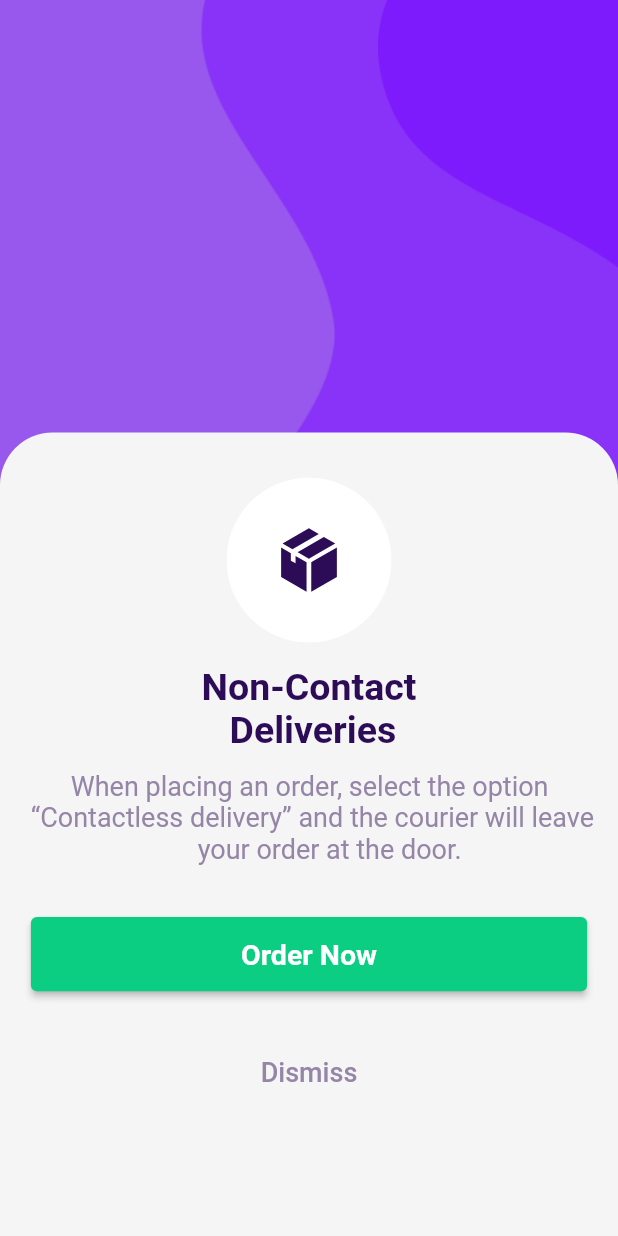
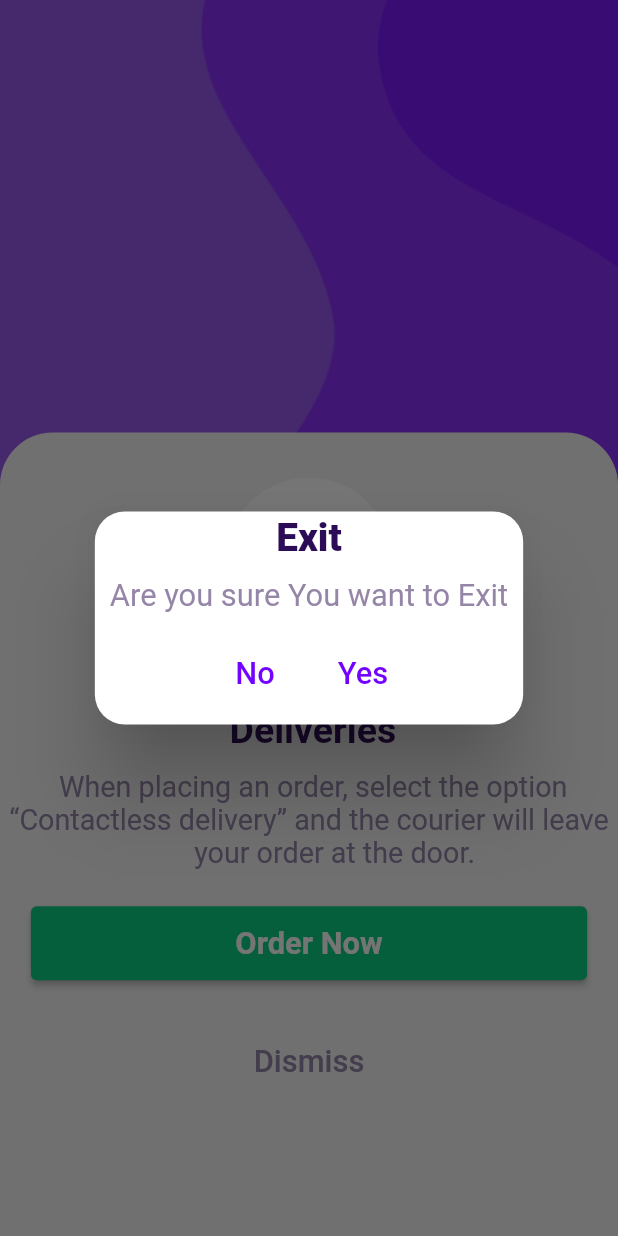
Before and after one commit to Mayuriparmar19/Ecommerce_UI, a Flutter app: the screen it shows after launch, after a tap on "Dismiss", on a phone screen of 412 x 824 dp. Run offline on Flutter 3.47's test engine with Material 2 defaults, Android fonts, the phone set to English and light mode, and no system bars; our stand-ins replace carousel_slider, flutter_svg, get, google_fonts, smooth_page_indicator; missing offline and left inert: animated_switch.

```diff
--- a/lib/Pages/first_screen.dart
+++ b/lib/Pages/first_screen.dart
@@ -1,9 +1,13 @@
 import 'package:flutter/material.dart';
+import 'package:flutter/services.dart';
 import 'package:flutter_svg/flutter_svg.dart';
 import 'package:foodapp_ui/Components/text.dart';
 import 'package:foodapp_ui/Constants/colors.dart';
 import 'package:foodapp_ui/Pages/back.dart';
 import 'package:foodapp_ui/Pages/bottom_nav.dart';
+import 'package:get/get.dart';
+import 'package:get/get_core/src/get_main.dart';
+import 'package:google_fonts/google_fonts.dart';
 
 import '../Constants/conste.dart';
 
@@ -20,6 +24,8 @@ class _FirstScreenState extends State<FirstScreen> {
     Size size = MediaQuery.of(context).size;
     double screenHeight = MediaQuery.of(context).size.height;
     double topPadding = screenHeight * 0.35;
+    w = MediaQuery.of(context).size.width;
+    h = MediaQuery.of(context).size.height;
     return Scaffold(
       body: Stack(
         children: [
@@ -61,12 +67,12 @@ class _FirstScreenState extends State<FirstScreen> {
                         ),
                         ModifiedText(
                           color: AppColors.secTextColor,
-                          size: 18,
+                          size: w!/21.5,
                           text:
-                              "       When placing an order, select the option\n “Contactless delivery” and the courier will leave\n                          your order at the door.",
+                              "       When placing an order, select the option\n“Contactless delivery” and the courier will leave\n                          your order at the door.",
                         ),
-                        const SizedBox(
-                          height: 35,
+                         SizedBox(
+                          height: size.height*0.03,
                         ),
                         SizedBox(
                           height: size.height * .06,
@@ -82,7 +88,7 @@ class _FirstScreenState extends State<FirstScreen> {
                             },
                             child: BoldText(
                               text: 'Order Now',
-                              size: 19,
+                              size: w!/20,
                               color: AppColors.white,
                             ),
                           ),
@@ -91,11 +97,38 @@ class _FirstScreenState extends State<FirstScreen> {
                           height: 30,
                         ),
                         TextButton(
-                          onPressed: () {},
+                          onPressed: () {
+                           Get.defaultDialog(
+                              title: 'Exit',
+                              titleStyle: TextStyle(color: AppColors.primaryColor,fontSize: w!/16,fontWeight:FontWeight.w900,),
+                              titlePadding: const EdgeInsets.all(2),
+                              middleText: 'Are you sure You want to Exit',
+                              middleTextStyle: TextStyle(color: AppColors.secTextColor,fontSize: w!/20),
+                              contentPadding: const EdgeInsets.all(10),
+                              confirm: TextButton(
+
+                                  onPressed: () {
+                                    SystemChannels.platform.invokeMethod('SystemNavigator.pop');
+                                    // Get.back();
+                                  },
+                                  child: ModifiedText(text: 'Yes',color: AppColors.selected,size: w!/20,)),
+                              cancel: TextButton(
+
+                                  onPressed: () {
+                                    Navigator.pop(context);
+                                  }, child:ModifiedText(text: 'No',color: AppColors.selected,size: w!/20,)),
+                              // content: Column(
+                              //    children: [
+                              //       Text('hey'),
+                              // with the use of content you can add multiple lines in dialog box
+                              //    ],
+                              // )
+                            );
+                          },
                           child: ModifiedText(
                             text: 'Dismiss',
                             color: AppColors.secTextColor,
-                            size: 18,
+                            size: w!/20,
                           ),
                         ),
                       ],
--- a/lib/Pages/probg.dart
+++ b/lib/Pages/probg.dart
@@ -49,8 +49,10 @@ class _ProductBgState extends State<ProductBg> {
               child: CarouselSlider.builder(
                 itemCount: pages.length,
                 options: CarouselOptions(
+                  padEnds: false,
                   height: 650,
-                  viewportFraction: 0.8,
+                  viewportFraction: 1,
+                  enlargeStrategy: CenterPageEnlargeStrategy.height,
                   initialPage: 0,
                   enableInfiniteScroll: true,
                   reverse: false,
--- a/lib/main.dart
+++ b/lib/main.dart
@@ -1,6 +1,7 @@
 import 'package:flutter/material.dart';
 import 'package:foodapp_ui/Constants/colors.dart';
 import 'package:foodapp_ui/Pages/first_screen.dart';
+import 'package:get/get.dart';
 
 void main() {
   runApp(const MyApp());
@@ -12,7 +13,7 @@ class MyApp extends StatelessWidget {
   // This widget is the root of your application.
   @override
   Widget build(BuildContext context) {
-    return MaterialApp(
+    return GetMaterialApp(
       debugShowCheckedModeBanner: false,
       title: 'Shop',
       theme: ThemeData(
--- a/pubspec.yaml
+++ b/pubspec.yaml
@@ -40,6 +40,7 @@ dependencies:
   flutter_svg: ^2.0.7
   carousel_slider: ^4.2.1
   animated_switch: ^0.0.2
+  get: ^4.6.5
 
 dev_dependencies:
   flutter_test:
```
Also changed, not shown: pubspec.lock.
